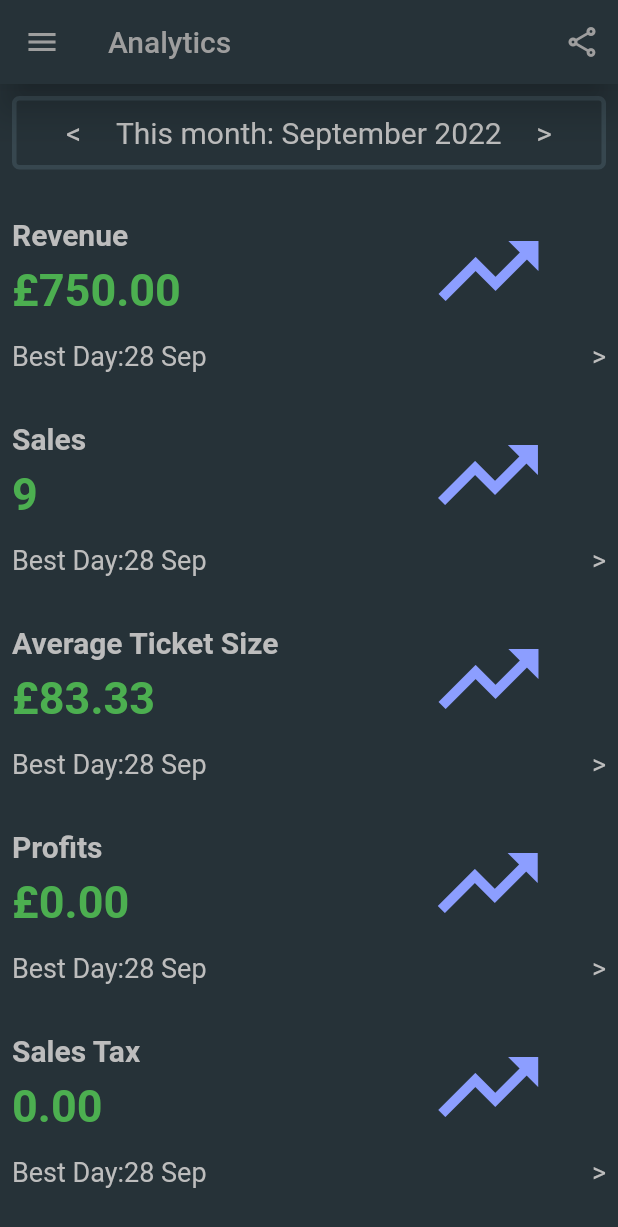
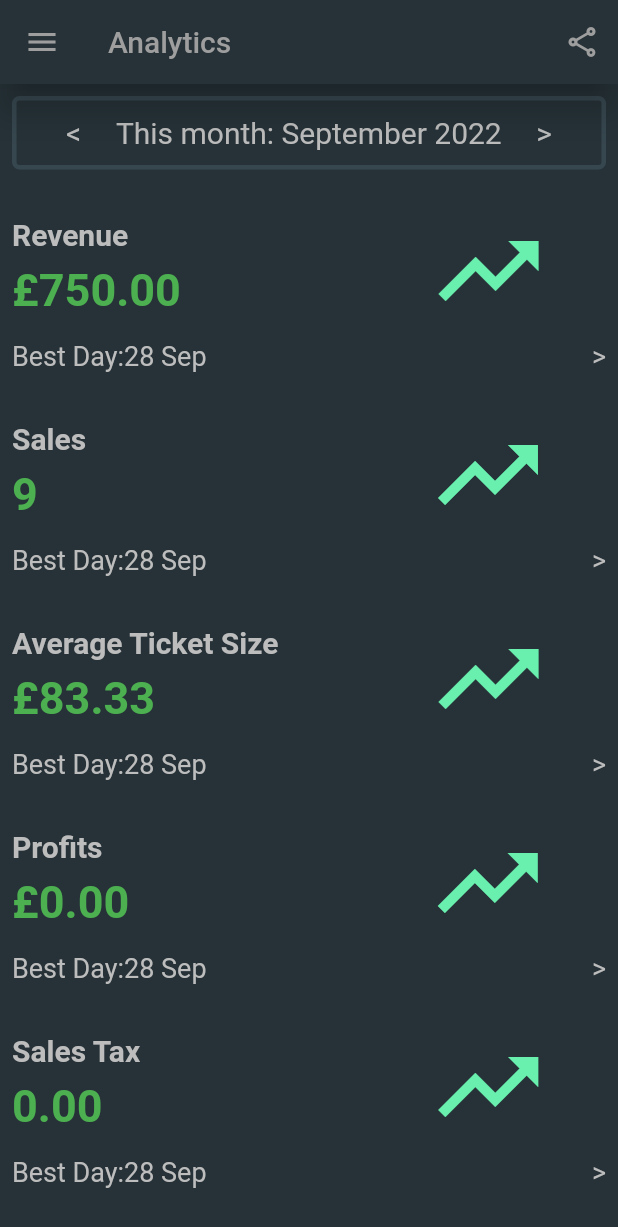
Before and after one commit to jonathanmoyo/bizzyn_test_case, a Flutter app: the Home screen opened directly, on a phone screen of 412 x 824 dp. Shown: the top 1227 px of the screen. Run offline on Flutter 3.47's test engine with Material 2 defaults, Android fonts, the phone set to English and light mode, and no system bars; our stand-ins replace syncfusion_flutter_charts, table_calendar.

Commit message:
before sized box

```diff
--- a/lib/home.dart
+++ b/lib/home.dart
@@ -121,7 +121,7 @@ class Home extends StatelessWidget {
                                 child: Container(
                                   // height: 80,
                                     child: Icon(Icons.trending_up, size: 80,
-                                        color: Colors.indigoAccent.shade100)
+                                        color: Colors.greenAccent)
                                 ),
                               )
                             ],
@@ -214,7 +214,7 @@ class Home extends StatelessWidget {
                                 child: Container(
                                   // height: 80,
                                     child: Icon(Icons.trending_up, size: 80,
-                                        color: Colors.indigoAccent.shade100)
+                                        color: Colors.greenAccent)
                                 ),
                               )
                             ],
@@ -307,7 +307,7 @@ class Home extends StatelessWidget {
                                 child: Container(
                                   // height: 80,
                                     child: Icon(Icons.trending_up, size: 80,
-                                        color: Colors.indigoAccent.shade100)
+                                        color: Colors.greenAccent)
                                 ),
                               )
                             ],
@@ -400,7 +400,7 @@ class Home extends StatelessWidget {
                                 child: Container(
                                   // height: 80,
                                     child: Icon(Icons.trending_up, size: 80,
-                                        color: Colors.indigoAccent.shade100)
+                                        color: Colors.greenAccent)
                                 ),
                               )
                             ],
@@ -493,7 +493,7 @@ class Home extends StatelessWidget {
                                 child: Container(
                                   // height: 80,
                                     child: Icon(Icons.trending_up, size: 80,
-                                        color: Colors.indigoAccent.shade100)
+                                        color: Colors.greenAccent)
                                 ),
                               )
                             ],
--- a/lib/welcome.dart
+++ b/lib/welcome.dart
@@ -23,14 +23,16 @@ class Welcome extends StatelessWidget {
         child: Scaffold(
             backgroundColor: Colors.blueGrey.shade900,
           appBar: AppBar(
-            leading: Icon(Icons.menu, color: Colors.grey,),
+            leading: IconButton(icon: Icon(Icons.arrow_back_ios, color: Colors.grey,),
+              onPressed: () {
+                Navigator.push(context,MaterialPageRoute(builder: (context)=>Home()));
+            },),
             actions: [
               IconButton(
                 color: Colors.grey,
                 icon: Icon(Icons.share_outlined),
                 onPressed: () {
-                  // Navigator.of(context).pushAndRemoveUntil(MaterialPageRoute(builder: (context) =>
-                  //     Home()), (Route<dynamic> route) => false);
+
                 },
               )
             ],
```
